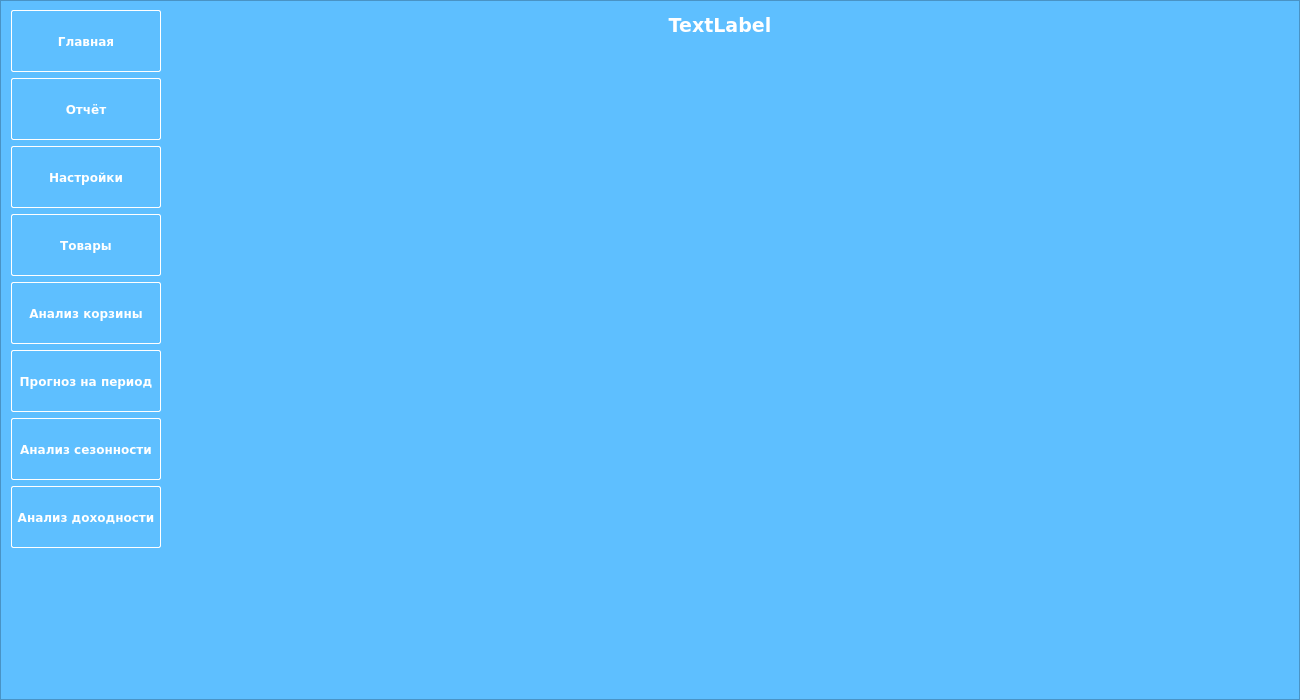
First picture: the form in design_dev.ui, repository miptivan/data_desktop, before the edit.
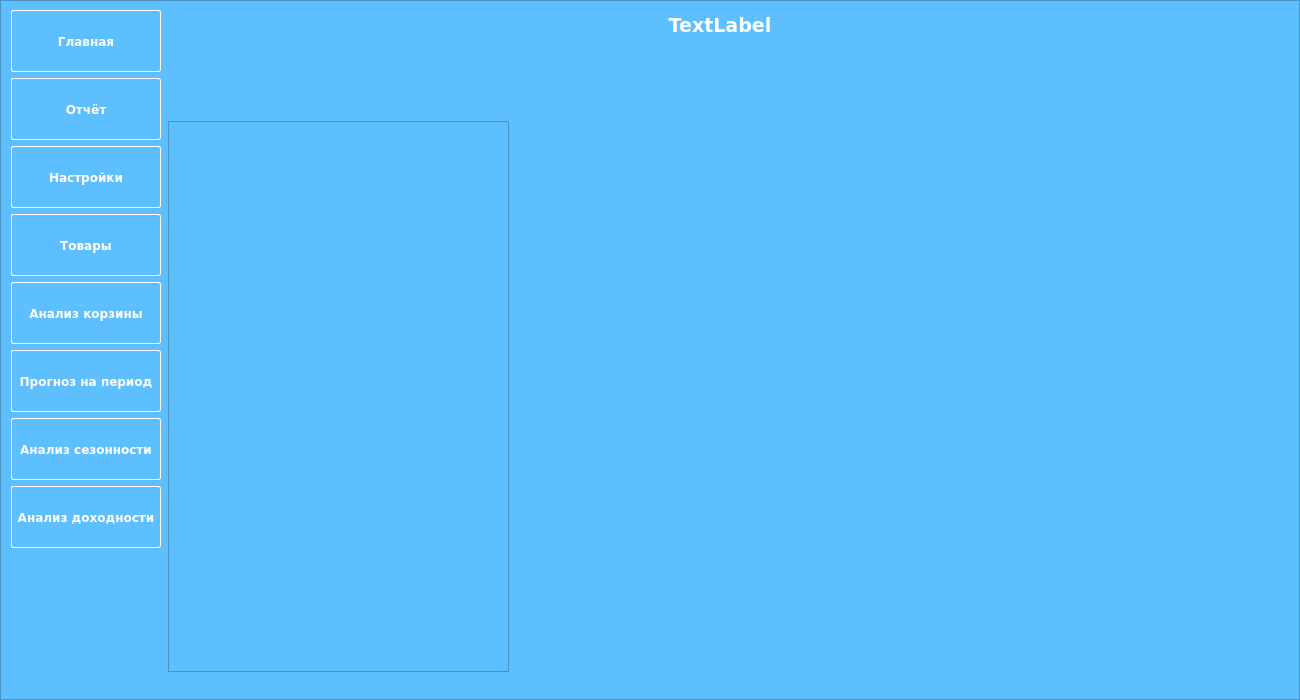
Second picture: the form after the edit. The open tabs and pages were chosen to show the change. Custom widgets are drawn as their Qt base class.

Commit message: add frame for MPL

The edit to the form file:
```diff
--- a/design_dev.ui
+++ b/design_dev.ui
@@ -1731,28 +1731,6 @@
            <bool>true</bool>
           </property>
          </widget>
-         <widget class="MplWidget" name="widget_2" native="true">
-          <property name="geometry">
-           <rect>
-            <x>3</x>
-            <y>111</y>
-            <width>350</width>
-            <height>550</height>
-           </rect>
-          </property>
-          <property name="minimumSize">
-           <size>
-            <width>350</width>
-            <height>550</height>
-           </size>
-          </property>
-          <property name="maximumSize">
-           <size>
-            <width>16777215</width>
-            <height>550</height>
-           </size>
-          </property>
-         </widget>
          <widget class="QTableWidget" name="tableWidget_8">
           <property name="geometry">
            <rect>
@@ -1788,6 +1766,22 @@
            <bool>false</bool>
           </attribute>
          </widget>
+         <widget class="QFrame" name="frame_2">
+          <property name="geometry">
+           <rect>
+            <x>0</x>
+            <y>110</y>
+            <width>341</width>
+            <height>551</height>
+           </rect>
+          </property>
+          <property name="frameShape">
+           <enum>QFrame::StyledPanel</enum>
+          </property>
+          <property name="frameShadow">
+           <enum>QFrame::Raised</enum>
+          </property>
+         </widget>
         </widget>
         <widget class="QWidget" name="abc_analysis">
          <widget class="QWidget" name="layoutWidget">
```
Left out of the diff: 2 changed lines with no effect on the pictures.
